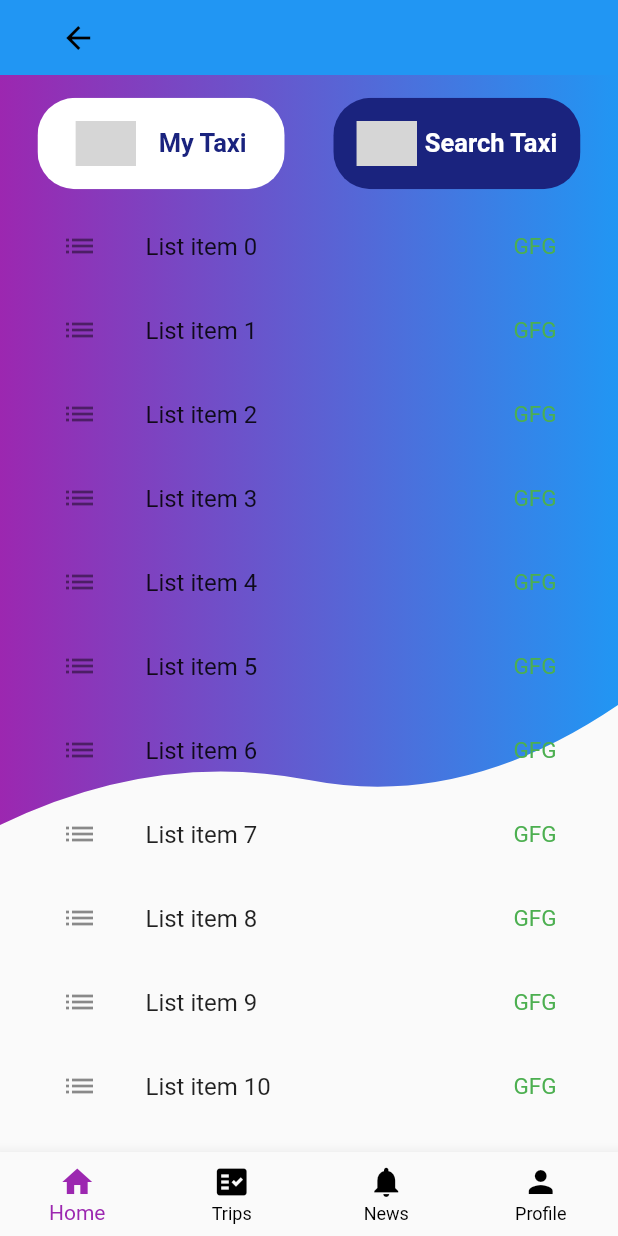
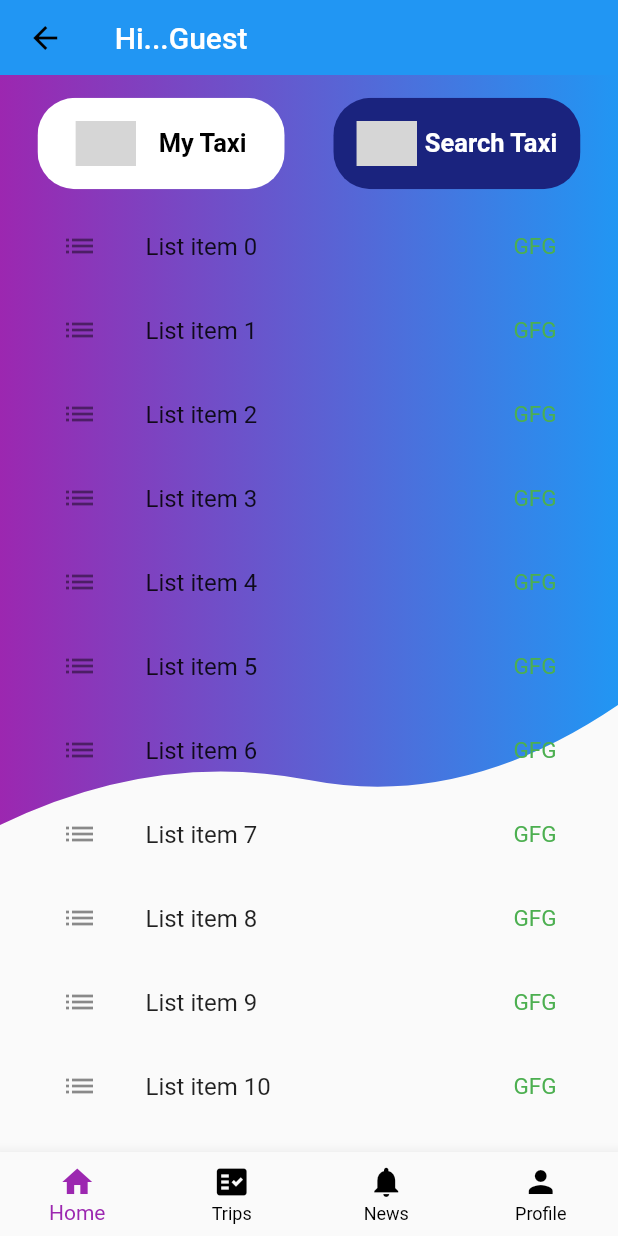
Before and after one commit to dinodniluksha/TaxiMate-Mobile, a Flutter app: the screen it shows after launch, after a tap on "Search Taxi", on a phone screen of 412 x 824 dp. Run offline on Flutter 3.47's test engine with Material 2 defaults, Android fonts, the phone set to English and light mode, and no system bars; our stand-ins replace flutter_svg; project files that could hold a hidden picture were left out; grey boxes are pictures that could not be loaded.

Commit message:
added home view

```diff
--- a/lib/components/app_bar/custom_app_bar.dart
+++ b/lib/components/app_bar/custom_app_bar.dart
@@ -1,14 +1,15 @@
 import 'package:flutter/material.dart';
 import 'package:flutter/services.dart';
-import 'package:taximate_mobile/components/icon_box.dart';
 import 'package:taximate_mobile/constant/size_config.dart';
 
 class CustomAppBar extends StatelessWidget {
+  final String screenName;
   final dynamic headLeft;
   final dynamic headMiddle;
   final dynamic headRight;
   const CustomAppBar({
     Key? key,
+    required this.screenName,
     this.headLeft,
     this.headMiddle = true,
     this.headRight,
@@ -21,19 +22,12 @@ class CustomAppBar extends StatelessWidget {
       backgroundColor: Colors.blue,
       elevation: 0,
       systemOverlayStyle: SystemUiOverlayStyle.dark,
-      centerTitle: true,
-      leadingWidth: getProportionateScreenWidth(95),
+      leadingWidth: getProportionateScreenWidth(55),
       leading: Transform.scale(
         scale: 1,
         child: headLeft != null ? headLeft : SizedBox(),
       ),
-      title: headMiddle
-          ? IconBox(
-              iconHeight: getProportionateScreenHeight(28),
-              iconWidth: getProportionateScreenWidth(28),
-              iconPath: "assets/icons/app_logo.svg",
-            )
-          : null,
+      title: headMiddle ? Text(screenName) : null,
       actions: [
         Container(
           margin: EdgeInsets.only(right: getProportionateScreenWidth(35)),
--- a/lib/components/background/plain_background.dart
+++ b/lib/components/background/plain_background.dart
@@ -11,10 +11,7 @@ class Background extends StatelessWidget {
   @override
   Widget build(BuildContext context) {
     return Container(
-      //color: Colors.amber,
       margin: EdgeInsets.only(top: getProportionateScreenHeight(5)),
-      //height: getProportionateScreenHeight(312),
-      //width: getProportionateScreenWidth(275),
       child: child,
     );
   }
--- a/lib/screens/home/components/home_tab_controller.dart
+++ b/lib/screens/home/components/home_tab_controller.dart
@@ -65,14 +65,14 @@ class _HomeTabControllerState extends State<HomeTabController> {
               mainAxisAlignment: MainAxisAlignment.spaceBetween,
               children: <Widget>[
                 TabButton(
-                  tabName: 'My Taxi',
+                  tabIndex: 0,
                   tabStates: tabStates[0],
                   tabPress: () {
                     setTabWithView(0);
                   },
                 ),
                 TabButton(
-                  tabName: 'Search Taxi',
+                  tabIndex: 1,
                   tabStates: tabStates[1],
                   tabPress: () {
                     setTabWithView(1);
--- a/lib/screens/home/components/tab_button.dart
+++ b/lib/screens/home/components/tab_button.dart
@@ -3,14 +3,14 @@ import 'package:taximate_mobile/components/button/round_button.dart';
 import 'package:taximate_mobile/components/icon_box.dart';
 
 class TabButton extends StatelessWidget {
-  final String tabName;
+  final double tabIndex;
   final double textSize;
   final Color textColor;
   final VoidCallback tabPress;
   final bool tabStates;
   const TabButton({
     Key? key,
-    required this.tabName,
+    required this.tabIndex,
     this.textSize = 18,
     this.textColor = Colors.white,
     required this.tabStates,
@@ -26,20 +26,27 @@ class TabButton extends StatelessWidget {
       content: Row(
         mainAxisAlignment: MainAxisAlignment.spaceEvenly,
         children: [
-          // IconBox(
-          //   iconPath: "assets/icons/taxi.svg",
-          //   iconWidth: 30,
-          //   iconHeight: 20,
-          // ),
           IconBox(
-            iconPath: "assets/icons/taxi_purple.svg",
+            iconPath: tabIndex == 0
+                ? tabStates
+                    ? 'assets/icons/taxi_purple.svg'
+                    : 'assets/icons/taxi_black.svg'
+                : tabIndex == 1
+                    ? tabStates
+                        ? 'assets/icons/search_purple.svg'
+                        : 'assets/icons/search_black.svg'
+                    : '',
             iconWidth: 40,
             iconHeight: 30,
           ),
           Text(
-            tabName,
+            tabIndex == 0
+                ? 'My Taxi'
+                : tabIndex == 1
+                    ? 'Search Taxi'
+                    : '',
             style: TextStyle(
-                color: tabStates ? Colors.white : Colors.indigo.shade900,
+                color: tabStates ? Colors.white : Colors.black,
                 fontSize: 17,
                 fontWeight: FontWeight.bold),
           )
--- a/lib/screens/home/home_screen.dart
+++ b/lib/screens/home/home_screen.dart
@@ -29,7 +29,7 @@ class HomeScreen extends StatelessWidget {
             child: Icon(Icons.arrow_back, color: Colors.black),
             onTap: backAction,
           ),
-          headMiddle: false,
+          screenName: 'Hi...Guest',
         ),
       ),
       body: Stack(
--- a/lib/screens/inner/inner_screen.dart
+++ b/lib/screens/inner/inner_screen.dart
@@ -19,7 +19,7 @@ class InnerScreen extends StatelessWidget {
               Navigator.pop(context);
             },
           ),
-          headMiddle: false,
+          screenName: 'Inner',
         ),
       ),
       body: Body(),
--- a/lib/screens/news/news_screen.dart
+++ b/lib/screens/news/news_screen.dart
@@ -29,7 +29,7 @@ class NewsScreen extends StatelessWidget {
             child: Icon(Icons.arrow_back, color: Colors.black),
             onTap: backAction,
           ),
-          headMiddle: false,
+          screenName: 'News',
         ),
       ),
       body: Stack(
--- a/lib/screens/profile/profile_screen.dart
+++ b/lib/screens/profile/profile_screen.dart
@@ -29,7 +29,7 @@ class ProfileScreen extends StatelessWidget {
             child: Icon(Icons.arrow_back, color: Colors.black),
             onTap: backAction,
           ),
-          headMiddle: false,
+          screenName: 'Profile',
         ),
       ),
       body: Stack(
--- a/lib/screens/trips/components/body.dart
+++ b/lib/screens/trips/components/body.dart
@@ -14,8 +14,9 @@ class _BodyState extends State<Body> {
   Widget build(BuildContext context) {
     return Background(
       child: Container(
+        height: 300,
+        alignment: Alignment.bottomCenter,
         color: Colors.orange[600],
-        child: Center(
         child: Row(
           mainAxisAlignment: MainAxisAlignment.center,
           children: [
@@ -36,7 +37,6 @@ class _BodyState extends State<Body> {
           ],
         ),
       ),
-      ),
     );
   }
 }
--- a/lib/screens/trips/trips_screen.dart
+++ b/lib/screens/trips/trips_screen.dart
@@ -29,7 +29,7 @@ class TripsScreen extends StatelessWidget {
             child: Icon(Icons.arrow_back, color: Colors.black),
             onTap: backAction,
           ),
-          headMiddle: false,
+          screenName: 'Trips',
         ),
       ),
       body: Stack(
@@ -46,7 +46,7 @@ class TripsScreen extends StatelessWidget {
             ),
           ),
           Container(
-            alignment: Alignment.center,
+            alignment: Alignment.topCenter,
             child: Body(),
           ),
         ],
```
Also changed, not shown: assets/icons/search_black.svg (added), assets/icons/search_purple.svg (added), assets/icons/taxi_black.svg, assets/icons/taxi_purple.svg. Lines whose indentation alone changed are shown as unchanged.
